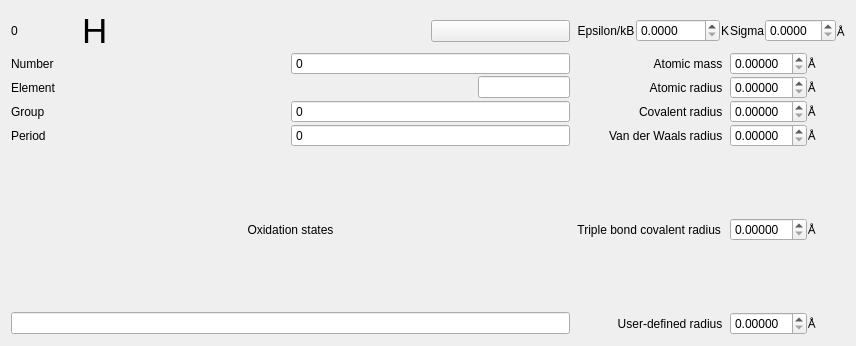
The window that iraspa/iraspagui/elementsform.ui (iRASPA/iRASPA-QT) describes before a commit, drawn with Qt 5.
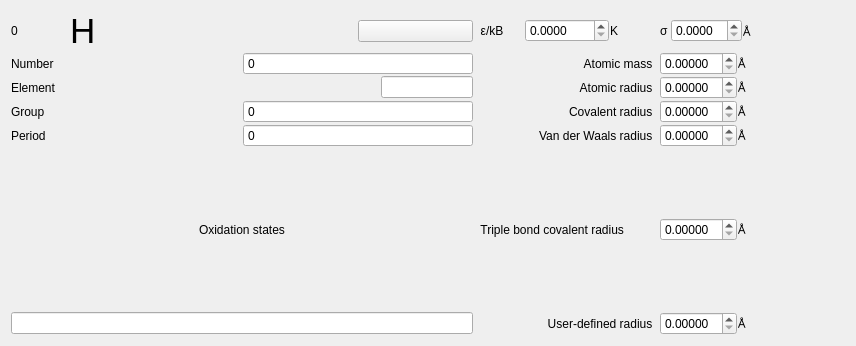
The same window after the commit. Custom widgets are drawn as their Qt base class.

The edit to the form file:
```diff
--- a/iraspa/iraspagui/elementsform.ui
+++ b/iraspa/iraspagui/elementsform.ui
@@ -15,7 +15,7 @@
   </property>
   <layout class="QVBoxLayout" name="verticalLayout">
    <item>
-    <layout class="QGridLayout" name="gridLayout">
+    <layout class="QGridLayout" name="gridLayout" columnstretch="5,2,1,1">
      <property name="leftMargin">
       <number>0</number>
      </property>
@@ -25,120 +25,15 @@
      <property name="spacing">
       <number>1</number>
      </property>
-     <item row="4" column="0">
-      <layout class="QHBoxLayout" name="horizontalLayout_3">
-       <item>
-        <widget class="QLabel" name="label_14">
-         <property name="text">
-          <string>Period</string>
-         </property>
-        </widget>
-       </item>
-       <item>
-        <widget class="QSpinBox" name="periodSpinBox">
-         <property name="buttonSymbols">
-          <enum>QAbstractSpinBox::NoButtons</enum>
-         </property>
-         <property name="keyboardTracking">
-          <bool>false</bool>
-         </property>
-        </widget>
-       </item>
-      </layout>
-     </item>
-     <item row="0" column="1">
-      <layout class="QHBoxLayout" name="horizontalLayout_8">
-       <item>
-        <widget class="QLabel" name="label_2">
-         <property name="text">
-          <string>  Epsilon/kB</string>
-         </property>
-        </widget>
-       </item>
-       <item>
-        <widget class="QDoubleSpinBox" name="epsilonDoubleSpinBox">
-         <property name="keyboardTracking">
-          <bool>false</bool>
-         </property>
-         <property name="decimals">
-          <number>4</number>
-         </property>
-         <property name="maximum">
-          <double>9999.989999999999782</double>
-         </property>
-        </widget>
-       </item>
-       <item>
-        <widget class="QLabel" name="label_32">
-         <property name="text">
-          <string>K</string>
-         </property>
-        </widget>
-       </item>
-      </layout>
-     </item>
-     <item row="3" column="0">
-      <layout class="QHBoxLayout" name="horizontalLayout_2">
-       <item>
-        <widget class="QLabel" name="label_5">
-         <property name="text">
-          <string>Group</string>
-         </property>
-        </widget>
-       </item>
-       <item>
-        <widget class="QSpinBox" name="groupSpinBox">
-         <property name="buttonSymbols">
-          <enum>QAbstractSpinBox::NoButtons</enum>
-         </property>
-         <property name="keyboardTracking">
-          <bool>false</bool>
-         </property>
-        </widget>
-       </item>
-      </layout>
-     </item>
-     <item row="3" column="2">
-      <layout class="QHBoxLayout" name="horizontalLayout_14">
-       <item>
-        <widget class="QDoubleSpinBox" name="covalentRadiusDoubleSpinBox">
-         <property name="keyboardTracking">
-          <bool>false</bool>
-         </property>
-         <property name="decimals">
-          <number>5</number>
-         </property>
-        </widget>
-       </item>
-       <item>
-        <widget class="QLabel" name="label_10">
-         <property name="text">
-          <string>Å</string>
-         </property>
-        </widget>
-       </item>
-      </layout>
-     </item>
-     <item row="1" column="0">
-      <layout class="QHBoxLayout" name="horizontalLayout">
-       <item>
-        <widget class="QLabel" name="label_29">
-         <property name="text">
-          <string>Number</string>
-         </property>
-        </widget>
-       </item>
-       <item>
-        <widget class="QSpinBox" name="numberSpinBox">
-         <property name="buttonSymbols">
-          <enum>QAbstractSpinBox::NoButtons</enum>
-         </property>
-         <property name="keyboardTracking">
-          <bool>false</bool>
-         </property>
-        </widget>
-       </item>
-      </layout>
+     <item row="4" column="1">
+      <widget class="QLabel" name="label_17">
+       <property name="text">
+        <string>Van der Waals radius  </string>
+       </property>
+       <property name="alignment">
+        <set>Qt::AlignRight|Qt::AlignTrailing|Qt::AlignVCenter</set>
+       </property>
+      </widget>
      </item>
      <item row="0" column="0">
       <layout class="QHBoxLayout" name="horizontalLayout_7" stretch="1,5,2">
@@ -194,6 +89,202 @@
        </item>
       </layout>
      </item>
+     <item row="6" column="2">
+      <layout class="QHBoxLayout" name="horizontalLayout_11">
+       <item>
+        <widget class="QDoubleSpinBox" name="userDefinedRadiusDoubleSpinBox">
+         <property name="keyboardTracking">
+          <bool>false</bool>
+         </property>
+         <property name="decimals">
+          <number>5</number>
+         </property>
+        </widget>
+       </item>
+       <item>
+        <widget class="QLabel" name="label_4">
+         <property name="text">
+          <string>Å</string>
+         </property>
+        </widget>
+       </item>
+      </layout>
+     </item>
+     <item row="6" column="1">
+      <widget class="QLabel" name="label_25">
+       <property name="text">
+        <string>User-defined radius  </string>
+       </property>
+       <property name="alignment">
+        <set>Qt::AlignRight|Qt::AlignTrailing|Qt::AlignVCenter</set>
+       </property>
+      </widget>
+     </item>
+     <item row="2" column="2">
+      <layout class="QHBoxLayout" name="horizontalLayout_12">
+       <item>
+        <widget class="QDoubleSpinBox" name="atomicRadiusDoubleSpinBox">
+         <property name="keyboardTracking">
+          <bool>false</bool>
+         </property>
+         <property name="decimals">
+          <number>5</number>
+         </property>
+        </widget>
+       </item>
+       <item>
+        <widget class="QLabel" name="label_6">
+         <property name="text">
+          <string>Å</string>
+         </property>
+        </widget>
+       </item>
+      </layout>
+     </item>
+     <item row="3" column="1">
+      <widget class="QLabel" name="label_15">
+       <property name="text">
+        <string>Covalent radius  </string>
+       </property>
+       <property name="alignment">
+        <set>Qt::AlignRight|Qt::AlignTrailing|Qt::AlignVCenter</set>
+       </property>
+      </widget>
+     </item>
+     <item row="3" column="0">
+      <layout class="QHBoxLayout" name="horizontalLayout_2">
+       <item>
+        <widget class="QLabel" name="label_5">
+         <property name="text">
+          <string>Group</string>
+         </property>
+        </widget>
+       </item>
+       <item>
+        <widget class="QSpinBox" name="groupSpinBox">
+         <property name="buttonSymbols">
+          <enum>QAbstractSpinBox::NoButtons</enum>
+         </property>
+         <property name="keyboardTracking">
+          <bool>false</bool>
+         </property>
+        </widget>
+       </item>
+      </layout>
+     </item>
+     <item row="5" column="2">
+      <layout class="QHBoxLayout" name="horizontalLayout_16">
+       <item>
+        <widget class="QDoubleSpinBox" name="tripleBondCovalentRadiusDoubleSpinBox">
+         <property name="keyboardTracking">
+          <bool>false</bool>
+         </property>
+         <property name="decimals">
+          <number>5</number>
+         </property>
+        </widget>
+       </item>
+       <item>
+        <widget class="QLabel" name="label_12">
+         <property name="text">
+          <string>Å</string>
+         </property>
+        </widget>
+       </item>
+      </layout>
+     </item>
+     <item row="4" column="0">
+      <layout class="QHBoxLayout" name="horizontalLayout_3">
+       <item>
+        <widget class="QLabel" name="label_14">
+         <property name="text">
+          <string>Period</string>
+         </property>
+        </widget>
+       </item>
+       <item>
+        <widget class="QSpinBox" name="periodSpinBox">
+         <property name="buttonSymbols">
+          <enum>QAbstractSpinBox::NoButtons</enum>
+         </property>
+         <property name="keyboardTracking">
+          <bool>false</bool>
+         </property>
+        </widget>
+       </item>
+      </layout>
+     </item>
+     <item row="0" column="2">
+      <layout class="QHBoxLayout" name="horizontalLayout_9">
+       <item>
+        <widget class="QLabel" name="label_33">
+         <property name="text">
+          <string>σ</string>
+         </property>
+        </widget>
+       </item>
+       <item>
+        <widget class="QDoubleSpinBox" name="sigmaDoubleSpinBox">
+         <property name="keyboardTracking">
+          <bool>false</bool>
+         </property>
+         <property name="decimals">
+          <number>4</number>
+         </property>
+        </widget>
+       </item>
+       <item>
+        <widget class="QLabel" name="label_34">
+         <property name="text">
+          <string>Å</string>
+         </property>
+        </widget>
+       </item>
+      </layout>
+     </item>
+     <item row="1" column="1">
+      <widget class="QLabel" name="label_8">
+       <property name="text">
+        <string>Atomic mass  </string>
+       </property>
+       <property name="alignment">
+        <set>Qt::AlignRight|Qt::AlignTrailing|Qt::AlignVCenter</set>
+       </property>
+      </widget>
+     </item>
+     <item row="5" column="1">
+      <widget class="QLabel" name="label_20">
+       <property name="text">
+        <string>  Triple bond covalent radius  </string>
+       </property>
+      </widget>
+     </item>
+     <item row="5" column="0">
+      <widget class="QLabel" name="label_24">
+       <property name="text">
+        <string>Oxidation states</string>
+       </property>
+       <property name="alignment">
+        <set>Qt::AlignCenter</set>
+       </property>
+      </widget>
+     </item>
+     <item row="0" column="3">
+      <spacer name="horizontalSpacer_2">
+       <property name="orientation">
+        <enum>Qt::Horizontal</enum>
+       </property>
+       <property name="sizeHint" stdset="0">
+        <size>
+         <width>40</width>
+         <height>20</height>
+        </size>
+       </property>
+      </spacer>
+     </item>
+     <item row="6" column="0">
+      <widget class="QLineEdit" name="oxidationLineEdit"/>
+     </item>
      <item row="2" column="0">
       <layout class="QHBoxLayout" name="horizontalLayout_6">
        <item>
@@ -228,6 +319,50 @@
        </item>
       </layout>
      </item>
+     <item row="0" column="1">
+      <layout class="QHBoxLayout" name="horizontalLayout_8">
+       <item>
+        <widget class="QLabel" name="label_2">
+         <property name="text">
+          <string>  ε/kB</string>
+         </property>
+        </widget>
+       </item>
+       <item>
+        <widget class="QDoubleSpinBox" name="epsilonDoubleSpinBox">
+         <property name="keyboardTracking">
+          <bool>false</bool>
+         </property>
+         <property name="decimals">
+          <number>4</number>
+         </property>
+         <property name="maximum">
+          <double>9999.989999999999782</double>
+         </property>
+        </widget>
+       </item>
+       <item>
+        <widget class="QLabel" name="label_32">
+         <property name="text">
+          <string>K</string>
+         </property>
+        </widget>
+       </item>
+      </layout>
+     </item>
+     <item row="1" column="3">
+      <spacer name="horizontalSpacer_3">
+       <property name="orientation">
+        <enum>Qt::Horizontal</enum>
+       </property>
+       <property name="sizeHint" stdset="0">
+        <size>
+         <width>40</width>
+         <height>20</height>
+        </size>
+       </property>
+      </spacer>
+     </item>
      <item row="4" column="2">
       <layout class="QHBoxLayout" name="horizontalLayout_15">
        <item>
@@ -249,75 +384,47 @@
        </item>
       </layout>
      </item>
-     <item row="6" column="0">
-      <widget class="QLineEdit" name="oxidationLineEdit"/>
+     <item row="3" column="2">
+      <layout class="QHBoxLayout" name="horizontalLayout_14">
+       <item>
+        <widget class="QDoubleSpinBox" name="covalentRadiusDoubleSpinBox">
+         <property name="keyboardTracking">
+          <bool>false</bool>
+         </property>
+         <property name="decimals">
+          <number>5</number>
+         </property>
+        </widget>
+       </item>
+       <item>
+        <widget class="QLabel" name="label_10">
+         <property name="text">
+          <string>Å</string>
+         </property>
+        </widget>
+       </item>
+      </layout>
      </item>
-     <item row="4" column="1">
-      <widget class="QLabel" name="label_17">
-       <property name="text">
-        <string>Van der Waals radius  </string>
-       </property>
-       <property name="alignment">
-        <set>Qt::AlignRight|Qt::AlignTrailing|Qt::AlignVCenter</set>
-       </property>
-      </widget>
-     </item>
-     <item row="5" column="1">
-      <widget class="QLabel" name="label_20">
-       <property name="text">
-        <string>  Triple bond covalent radius  </string>
-       </property>
-      </widget>
-     </item>
-     <item row="3" column="1">
-      <widget class="QLabel" name="label_15">
-       <property name="text">
-        <string>Covalent radius  </string>
-       </property>
-       <property name="alignment">
-        <set>Qt::AlignRight|Qt::AlignTrailing|Qt::AlignVCenter</set>
-       </property>
-      </widget>
-     </item>
-     <item row="5" column="0">
-      <widget class="QLabel" name="label_24">
-       <property name="text">
-        <string>Oxidation states</string>
-       </property>
-       <property name="alignment">
-        <set>Qt::AlignCenter</set>
-       </property>
-      </widget>
-     </item>
-     <item row="2" column="1">
-      <widget class="QLabel" name="label_16">
-       <property name="text">
-        <string>Atomic radius  </string>
-       </property>
-       <property name="alignment">
-        <set>Qt::AlignRight|Qt::AlignTrailing|Qt::AlignVCenter</set>
-       </property>
-      </widget>
-     </item>
-     <item row="1" column="1">
-      <widget class="QLabel" name="label_8">
-       <property name="text">
-        <string>Atomic mass  </string>
-       </property>
-       <property name="alignment">
-        <set>Qt::AlignRight|Qt::AlignTrailing|Qt::AlignVCenter</set>
-       </property>
-      </widget>
-     </item>
-     <item row="6" column="1">
-      <widget class="QLabel" name="label_25">
-       <property name="text">
-        <string>User-defined radius  </string>
-       </property>
-       <property name="alignment">
-        <set>Qt::AlignRight|Qt::AlignTrailing|Qt::AlignVCenter</set>
-       </property>
-      </widget>
+     <item row="1" column="0">
+      <layout class="QHBoxLayout" name="horizontalLayout">
+       <item>
+        <widget class="QLabel" name="label_29">
+         <property name="text">
+          <string>Number</string>
+         </property>
+        </widget>
+       </item>
+       <item>
+        <widget class="QSpinBox" name="numberSpinBox">
+         <property name="buttonSymbols">
+          <enum>QAbstractSpinBox::NoButtons</enum>
+         </property>
+         <property name="keyboardTracking">
+          <bool>false</bool>
+         </property>
+        </widget>
+       </item>
+      </layout>
      </item>
      <item row="1" column="2">
       <layout class="QHBoxLayout" name="horizontalLayout_13">
@@ -340,96 +447,80 @@
        </item>
       </layout>
      </item>
-     <item row="0" column="2">
-      <layout class="QHBoxLayout" name="horizontalLayout_9">
-       <item>
-        <widget class="QLabel" name="label_33">
-         <property name="text">
-          <string>Sigma</string>
-         </property>
-        </widget>
-       </item>
-       <item>
-        <widget class="QDoubleSpinBox" name="sigmaDoubleSpinBox">
-         <property name="keyboardTracking">
-          <bool>false</bool>
-         </property>
-         <property name="decimals">
-          <number>4</number>
-         </property>
-        </widget>
-       </item>
-       <item>
-        <widget class="QLabel" name="label_34">
-         <property name="text">
-          <string>Å</string>
-         </property>
-        </widget>
-       </item>
-      </layout>
+     <item row="2" column="1">
+      <widget class="QLabel" name="label_16">
+       <property name="text">
+        <string>Atomic radius  </string>
+       </property>
+       <property name="alignment">
+        <set>Qt::AlignRight|Qt::AlignTrailing|Qt::AlignVCenter</set>
+       </property>
+      </widget>
      </item>
-     <item row="2" column="2">
-      <layout class="QHBoxLayout" name="horizontalLayout_12">
-       <item>
-        <widget class="QDoubleSpinBox" name="atomicRadiusDoubleSpinBox">
-         <property name="keyboardTracking">
-          <bool>false</bool>
-         </property>
-         <property name="decimals">
-          <number>5</number>
-         </property>
-        </widget>
-       </item>
-       <item>
-        <widget class="QLabel" name="label_6">
-         <property name="text">
-          <string>Å</string>
-         </property>
-        </widget>
-       </item>
-      </layout>
+     <item row="2" column="3">
+      <spacer name="horizontalSpacer_4">
+       <property name="orientation">
+        <enum>Qt::Horizontal</enum>
+       </property>
+       <property name="sizeHint" stdset="0">
+        <size>
+         <width>40</width>
+         <height>20</height>
+        </size>
+       </property>
+      </spacer>
      </item>
-     <item row="5" column="2">
-      <layout class="QHBoxLayout" name="horizontalLayout_16">
-       <item>
-        <widget class="QDoubleSpinBox" name="tripleBondCovalentRadiusDoubleSpinBox">
-         <property name="keyboardTracking">
-          <bool>false</bool>
-         </property>
-         <property name="decimals">
-          <number>5</number>
-         </property>
-        </widget>
-       </item>
-       <item>
-        <widget class="QLabel" name="label_12">
-         <property name="text">
-          <string>Å</string>
-         </property>
-        </widget>
-       </item>
-      </layout>
+     <item row="3" column="3">
+      <spacer name="horizontalSpacer_5">
+       <property name="orientation">
+        <enum>Qt::Horizontal</enum>
+       </property>
+       <property name="sizeHint" stdset="0">
+        <size>
+         <width>40</width>
+         <height>20</height>
+        </size>
+       </property>
+      </spacer>
      </item>
-     <item row="6" column="2">
-      <layout class="QHBoxLayout" name="horizontalLayout_11">
-       <item>
-        <widget class="QDoubleSpinBox" name="userDefinedRadiusDoubleSpinBox">
-         <property name="keyboardTracking">
-          <bool>false</bool>
-         </property>
-         <property name="decimals">
-          <number>5</number>
-         </property>
-        </widget>
-       </item>
-       <item>
-        <widget class="QLabel" name="label_4">
-         <property name="text">
-          <string>Å</string>
-         </property>
-        </widget>
-       </item>
-      </layout>
+     <item row="4" column="3">
+      <spacer name="horizontalSpacer_6">
+       <property name="orientation">
+        <enum>Qt::Horizontal</enum>
+       </property>
+       <property name="sizeHint" stdset="0">
+        <size>
+         <width>40</width>
+         <height>20</height>
+        </size>
+       </property>
+      </spacer>
+     </item>
+     <item row="5" column="3">
+      <spacer name="horizontalSpacer_7">
+       <property name="orientation">
+        <enum>Qt::Horizontal</enum>
+       </property>
+       <property name="sizeHint" stdset="0">
+        <size>
+         <width>40</width>
+         <height>20</height>
+        </size>
+       </property>
+      </spacer>
+     </item>
+     <item row="6" column="3">
+      <spacer name="horizontalSpacer_8">
+       <property name="orientation">
+        <enum>Qt::Horizontal</enum>
+       </property>
+       <property name="sizeHint" stdset="0">
+        <size>
+         <width>40</width>
+         <height>20</height>
+        </size>
+       </property>
+      </spacer>
      </item>
     </layout>
    </item>
```
